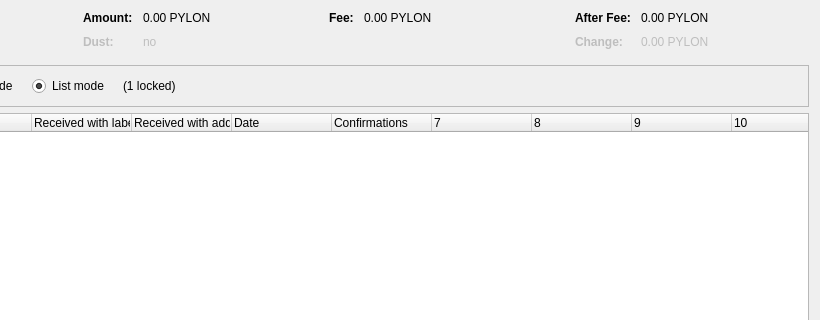
First picture: the form in src/qt/forms/coincontroldialog.ui, repository pylondata/pyloncoin, before the edit; both pictures show x 180 to 1000 and y 0 to 320 of the 1000 by 500 pixel window.
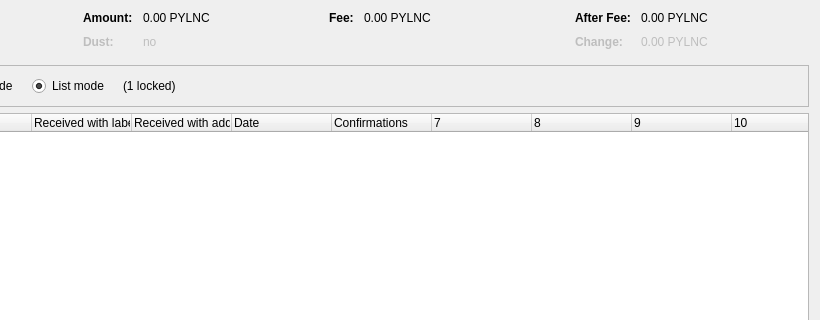
Second picture: the form after the edit. Custom widgets are drawn as their Qt base class.

```diff
--- a/src/qt/forms/coincontroldialog.ui
+++ b/src/qt/forms/coincontroldialog.ui
@@ -132,7 +132,7 @@
           <enum>Qt::ActionsContextMenu</enum>
          </property>
          <property name="text">
-          <string notr="true">0.00 PYLON</string>
+          <string notr="true">0.00 PYLNC</string>
          </property>
          <property name="textInteractionFlags">
           <set>Qt::LinksAccessibleByMouse|Qt::TextSelectableByKeyboard|Qt::TextSelectableByMouse</set>
@@ -212,7 +212,7 @@
           <enum>Qt::ActionsContextMenu</enum>
          </property>
          <property name="text">
-          <string notr="true">0.00 PYLON</string>
+          <string notr="true">0.00 PYLNC</string>
          </property>
          <property name="textInteractionFlags">
           <set>Qt::LinksAccessibleByMouse|Qt::TextSelectableByKeyboard|Qt::TextSelectableByMouse</set>
@@ -257,7 +257,7 @@
           <enum>Qt::ActionsContextMenu</enum>
          </property>
          <property name="text">
-          <string notr="true">0.00 PYLON</string>
+          <string notr="true">0.00 PYLNC</string>
          </property>
          <property name="textInteractionFlags">
           <set>Qt::LinksAccessibleByMouse|Qt::TextSelectableByKeyboard|Qt::TextSelectableByMouse</set>
@@ -292,7 +292,7 @@
           <enum>Qt::ActionsContextMenu</enum>
          </property>
          <property name="text">
-          <string notr="true">0.00 PYLON</string>
+          <string notr="true">0.00 PYLNC</string>
          </property>
          <property name="textInteractionFlags">
           <set>Qt::LinksAccessibleByMouse|Qt::TextSelectableByKeyboard|Qt::TextSelectableByMouse</set>
```
